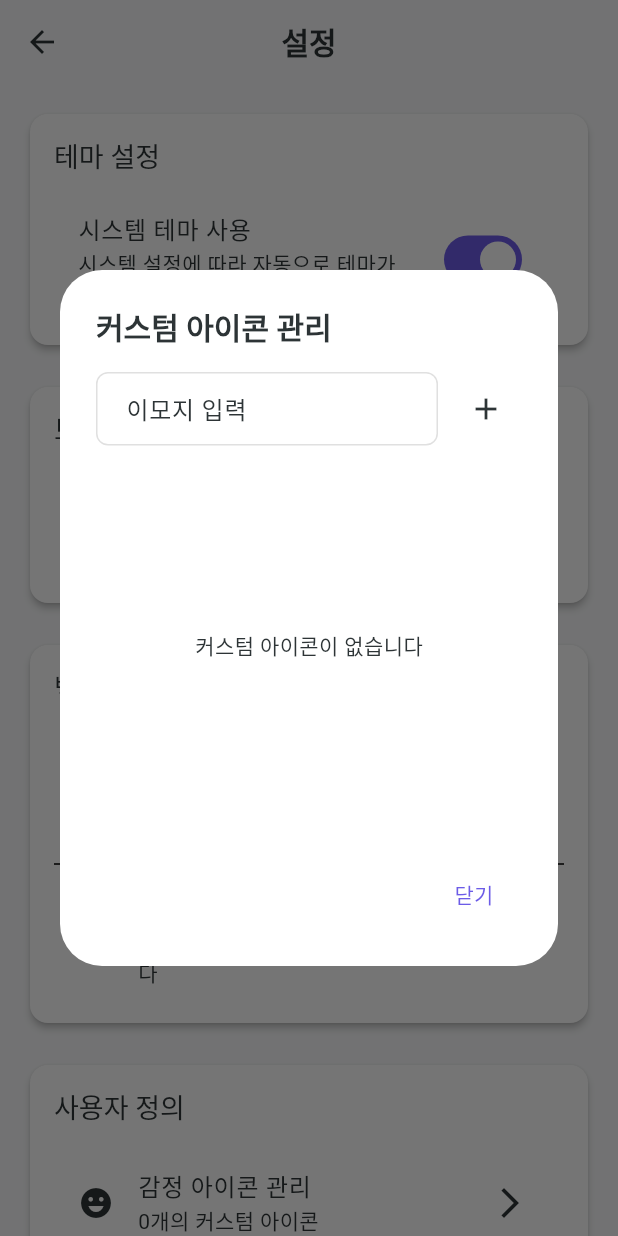
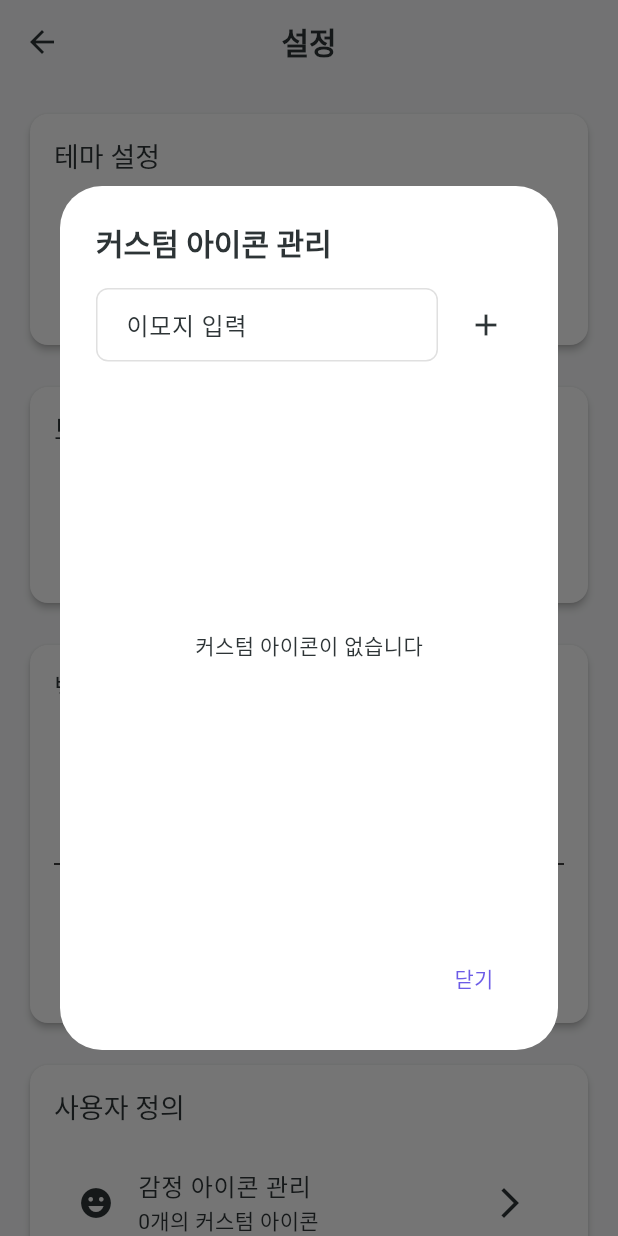
Before and after one commit to mikyeong-Jeong/my_flutter_diary_app, a Flutter app: the SettingsScreen screen opened by its route, after a tap on "감정 아이콘 관리", on a phone screen of 412 x 824 dp. Run offline on Flutter 3.47's test engine with Material 3 defaults, Android fonts, the phone set to English and light mode, and no system bars; our stand-ins replace table_calendar.

Commit message:
스크롤 일부 수정, apk 배포 완료

```diff
--- a/lib/features/settings/presentation/screens/settings_screen.dart
+++ b/lib/features/settings/presentation/screens/settings_screen.dart
@@ -29,8 +29,10 @@ class _SettingsScreenState extends State<SettingsScreen> {
       appBar: AppBar(
         title: const Text('설정'),
       ),
-      body: ListView(
+      body: Scrollbar(
+        child: ListView(
           padding: const EdgeInsets.all(16.0),
+          physics: const AlwaysScrollableScrollPhysics(),
           children: [
             // 테마 설정
             _buildThemeSettings(),
@@ -50,7 +52,11 @@ class _SettingsScreenState extends State<SettingsScreen> {
 
             // 앱 정보
             _buildAppInfo(),
+
+            // 스크롤 테스트용 추가 공간
+            const SizedBox(height: 50),
           ],
+        ),
       ),
     );
   }
@@ -353,7 +359,7 @@ class _SettingsScreenState extends State<SettingsScreen> {
               title: const Text('백업 데이터'),
               content: SizedBox(
                 width: double.maxFinite,
-                height: 300,
+                height: MediaQuery.of(context).size.height * 0.5,
                 child: SingleChildScrollView(
                   child: SelectableText(
                     backupData,
@@ -415,7 +421,7 @@ class _SettingsScreenState extends State<SettingsScreen> {
             title: const Text('백업 데이터 입력'),
             content: SizedBox(
               width: double.maxFinite,
-              height: 300,
+              height: MediaQuery.of(context).size.height * 0.5,
               child: TextField(
                 controller: controller,
                 maxLines: null,
@@ -487,7 +493,7 @@ class _SettingsScreenState extends State<SettingsScreen> {
         title: const Text('커스텀 아이콘 관리'),
         content: SizedBox(
           width: double.maxFinite,
-          height: 300,
+          height: MediaQuery.of(context).size.height * 0.5,
           child: Column(
             children: [
               // 아이콘 추가
@@ -574,7 +580,7 @@ class _SettingsScreenState extends State<SettingsScreen> {
         title: const Text('커스텀 태그 관리'),
         content: SizedBox(
           width: double.maxFinite,
-          height: 300,
+          height: MediaQuery.of(context).size.height * 0.5,
           child: Column(
             children: [
               // 태그 추가
--- a/lib/features/write/presentation/screens/write_screen.dart
+++ b/lib/features/write/presentation/screens/write_screen.dart
@@ -86,7 +86,9 @@ class _WriteScreenState extends State<WriteScreen> {
             ),
         ],
       ),
-      body: SingleChildScrollView(
+      body: Scrollbar(
+        child: SingleChildScrollView(
+          physics: const AlwaysScrollableScrollPhysics(),
           padding: const EdgeInsets.all(16.0),
           child: Column(
             crossAxisAlignment: CrossAxisAlignment.start,
@@ -115,6 +117,7 @@ class _WriteScreenState extends State<WriteScreen> {
               _buildSelectedTags(),
               const SizedBox(height: 100), // 하단 여백
             ],
+          ),
         ),
       ),
     );
```
Also changed, not shown: 1 other file. Lines whose indentation alone changed are shown as unchanged.
